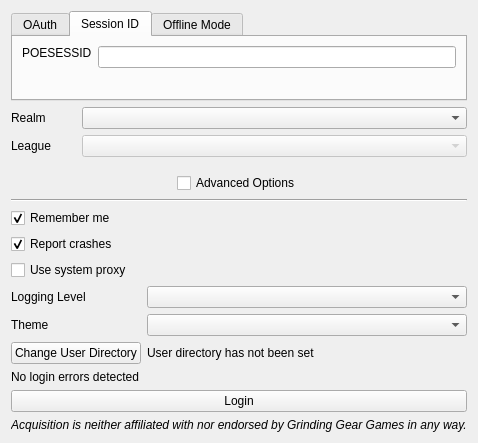
gerwaric/acquisition, file forms/logindialog.ui: the form before one commit.
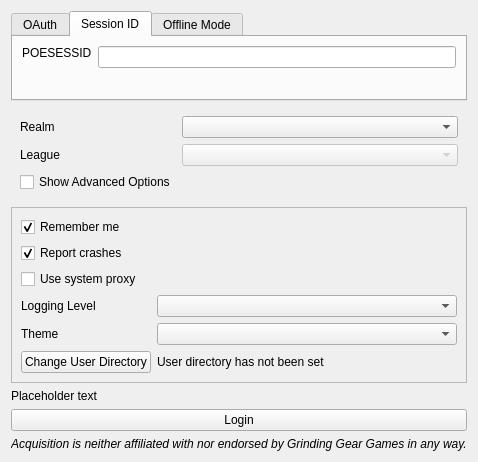
The form after the commit. The open tabs and pages were chosen to show the change.

Commit message: Improvements to login dialog

Patch:
```diff
--- a/forms/logindialog.ui
+++ b/forms/logindialog.ui
@@ -7,7 +7,7 @@
     <x>0</x>
     <y>0</y>
     <width>423</width>
-    <height>432</height>
+    <height>447</height>
    </rect>
   </property>
   <property name="sizePolicy">
@@ -118,13 +118,8 @@
     </widget>
    </item>
    <item>
-    <layout class="QFormLayout" name="optionsLayout">
-     <property name="fieldGrowthPolicy">
-      <enum>QFormLayout::FieldGrowthPolicy::AllNonFixedFieldsGrow</enum>
-     </property>
-     <property name="topMargin">
-      <number>0</number>
-     </property>
+    <widget class="QWidget" name="optionsWidget" native="true">
+     <layout class="QFormLayout" name="formLayout">
      <item row="0" column="0">
       <widget class="QLabel" name="realmLabel">
        <property name="text">
@@ -162,115 +157,86 @@
        </property>
       </widget>
      </item>
-    </layout>
-   </item>
-   <item>
-    <layout class="QHBoxLayout" name="horizontalLayout">
-     <property name="topMargin">
-      <number>10</number>
-     </property>
-     <item>
-      <spacer name="horizontalSpacer">
-       <property name="orientation">
-        <enum>Qt::Orientation::Horizontal</enum>
-       </property>
-       <property name="sizeHint" stdset="0">
-        <size>
-         <width>40</width>
-         <height>20</height>
-        </size>
-       </property>
-      </spacer>
-     </item>
-     <item>
+      <item row="2" column="0">
       <widget class="QCheckBox" name="advancedCheckBox">
        <property name="text">
-        <string>Advanced Options</string>
+         <string>Show Advanced Options</string>
        </property>
       </widget>
      </item>
-     <item>
-      <spacer name="horizontalSpacer_2">
-       <property name="orientation">
-        <enum>Qt::Orientation::Horizontal</enum>
-       </property>
-       <property name="sizeHint" stdset="0">
-        <size>
-         <width>40</width>
-         <height>20</height>
-        </size>
-       </property>
-      </spacer>
-     </item>
-    </layout>
-   </item>
-   <item>
-    <widget class="Line" name="advancedLine">
-     <property name="orientation">
-      <enum>Qt::Orientation::Horizontal</enum>
-     </property>
+     </layout>
     </widget>
    </item>
    <item>
-    <layout class="QFormLayout" name="advancedOptionsLayout">
-     <property name="topMargin">
-      <number>0</number>
+    <widget class="QFrame" name="advancedOptionsFrame">
+     <property name="sizePolicy">
+      <sizepolicy hsizetype="Preferred" vsizetype="Preferred">
+       <horstretch>0</horstretch>
+       <verstretch>0</verstretch>
+      </sizepolicy>
      </property>
-     <item row="0" column="0">
-      <widget class="QCheckBox" name="rememberMeCheckBox">
-       <property name="text">
-        <string>Remember me</string>
-       </property>
-       <property name="checked">
-        <bool>true</bool>
-       </property>
-      </widget>
-     </item>
-     <item row="1" column="0">
-      <widget class="QCheckBox" name="reportCrashesCheckBox">
-       <property name="text">
-        <string>Report crashes</string>
-       </property>
-       <property name="checked">
-        <bool>true</bool>
-       </property>
-      </widget>
-     </item>
-     <item row="2" column="0">
+     <property name="frameShape">
+      <enum>QFrame::Shape::StyledPanel</enum>
+     </property>
+     <property name="frameShadow">
+      <enum>QFrame::Shadow::Raised</enum>
+     </property>
+     <layout class="QFormLayout" name="formLayout_2">
+      <item row="3" column="0">
       <widget class="QCheckBox" name="proxyCheckBox">
        <property name="text">
         <string>Use system proxy</string>
        </property>
       </widget>
      </item>
-     <item row="3" column="0">
+      <item row="2" column="0">
+       <widget class="QCheckBox" name="reportCrashesCheckBox">
+        <property name="text">
+         <string>Report crashes</string>
+        </property>
+        <property name="checked">
+         <bool>true</bool>
+        </property>
+       </widget>
+      </item>
+      <item row="1" column="0">
+       <widget class="QCheckBox" name="rememberMeCheckBox">
+        <property name="text">
+         <string>Remember me</string>
+        </property>
+        <property name="checked">
+         <bool>true</bool>
+        </property>
+       </widget>
+      </item>
+      <item row="4" column="0">
       <widget class="QLabel" name="loggingLevelLabel">
        <property name="text">
         <string>Logging Level</string>
        </property>
       </widget>
      </item>
-     <item row="3" column="1">
+      <item row="4" column="1">
       <widget class="QComboBox" name="loggingLevelComboBox"/>
      </item>
-     <item row="4" column="0">
+      <item row="5" column="0">
       <widget class="QLabel" name="themeLabel">
        <property name="text">
         <string>Theme</string>
        </property>
       </widget>
      </item>
-     <item row="4" column="1">
+      <item row="5" column="1">
       <widget class="QComboBox" name="themeComboBox"/>
      </item>
-     <item row="5" column="0">
+      <item row="6" column="0">
       <widget class="QPushButton" name="userDirPushButton">
        <property name="text">
         <string>Change User Directory</string>
        </property>
       </widget>
      </item>
-     <item row="5" column="1">
+      <item row="6" column="1">
       <widget class="QLabel" name="userDirLabel">
        <property name="text">
         <string>User directory has not been set</string>
@@ -278,11 +244,12 @@
       </widget>
      </item>
     </layout>
+    </widget>
    </item>
    <item>
     <widget class="QLabel" name="errorLabel">
      <property name="text">
-      <string>No login errors detected</string>
+      <string>Placeholder text</string>
      </property>
     </widget>
    </item>
```
Left out of the diff: 2 changed lines with no effect on the pictures. Lines whose indentation alone changed are shown as unchanged. The commit also changes 4 other files.
